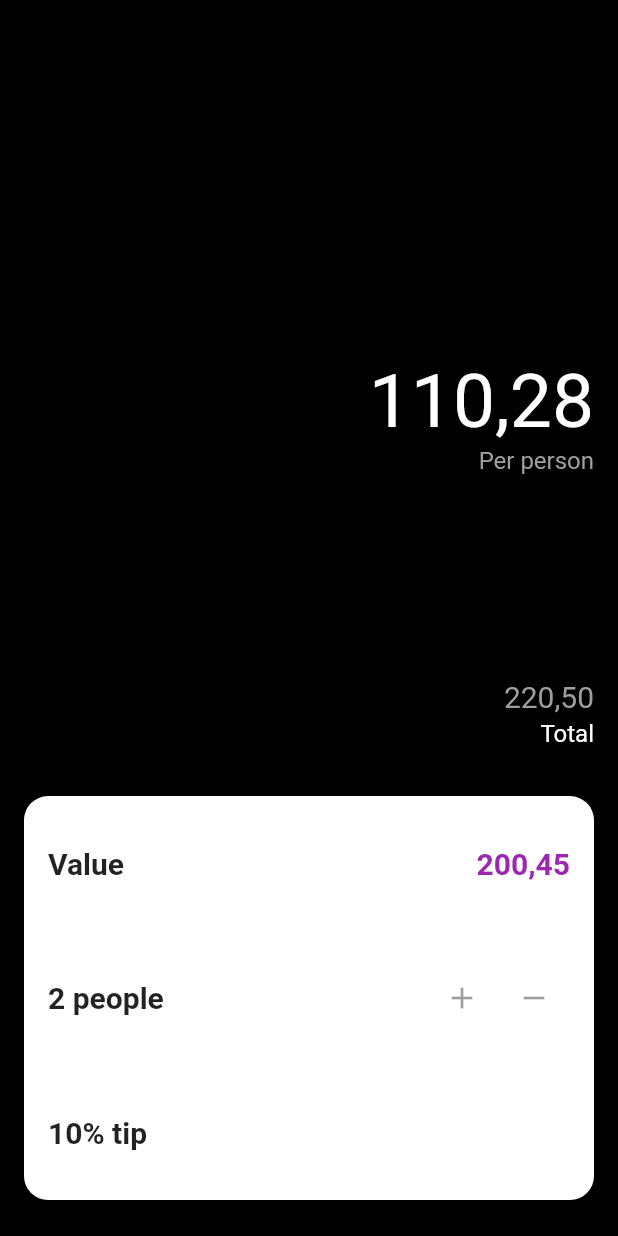
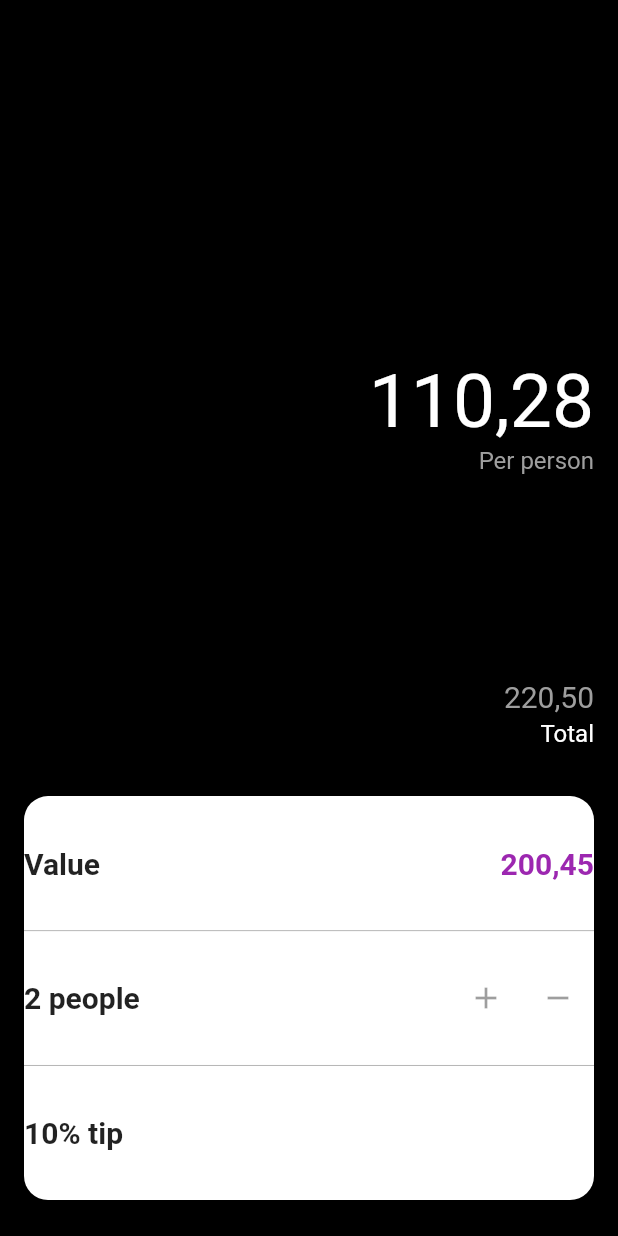
Before and after one commit to davidcrotty/flutter, a Flutter app: the screen it shows after launch, on a phone screen of 412 x 824 dp. Run offline on Flutter 3.47's test engine with Material 2 defaults, Android fonts, the phone set to English and light mode, and no system bars.

Commit message:
dividers

```diff
--- a/splitcalculator/split_calculator/lib/main.dart
+++ b/splitcalculator/split_calculator/lib/main.dart
@@ -104,16 +104,15 @@ class CalculatorArea extends StatelessWidget {
             child: Container(
               child: LayoutBuilder(
                   builder: (BuildContext context, BoxConstraints constraints) {
-                return Padding(
-                  padding: const EdgeInsets.fromLTRB(16, 0, 16, 0),
-                  child: Column(
+                    const dividerHeight = 0.5;
+                return Column(
                   mainAxisAlignment: MainAxisAlignment.center,
                   children: <Widget>[
                     Row(
                       mainAxisAlignment: MainAxisAlignment.spaceBetween,
                       children: <Widget>[
                         Container(
-                            height: constraints.maxHeight / 3,
+                          height: (constraints.maxHeight / 3) - dividerHeight,
                           child: Center(
                               child: Text("Value",
                                   style: TextStyle(
@@ -121,7 +120,7 @@ class CalculatorArea extends StatelessWidget {
                                       fontWeight: FontWeight.bold))),
                         ),
                         Container(
-                            height: constraints.maxHeight / 3,
+                          height: (constraints.maxHeight / 3) - dividerHeight,
                           child: Center(
                               child: Text(
                             "200,45",
@@ -133,11 +132,12 @@ class CalculatorArea extends StatelessWidget {
                         )
                       ],
                     ),
+                    Container(color: Colors.grey, height: dividerHeight),
                     Row(
                       mainAxisAlignment: MainAxisAlignment.spaceBetween,
                       children: <Widget>[
                         Container(
-                            height: constraints.maxHeight / 3,
+                          height: (constraints.maxHeight / 3) - dividerHeight,
                           child: Center(
                             child: Text(
                               "2 people",
@@ -147,7 +147,7 @@ class CalculatorArea extends StatelessWidget {
                           ),
                         ),
                         Container(
-                            height: constraints.maxHeight / 3,
+                          height: (constraints.maxHeight / 3) - dividerHeight,
                           child: Center(
                             child: Row(
                               mainAxisAlignment: MainAxisAlignment.center,
@@ -164,11 +164,12 @@ class CalculatorArea extends StatelessWidget {
                         )
                       ],
                     ),
+                    Container(color: Colors.grey, height: dividerHeight),
                     Row(
                       mainAxisAlignment: MainAxisAlignment.spaceBetween,
                       children: <Widget>[
                         Container(
-                            height: constraints.maxHeight / 3,
+                          height: (constraints.maxHeight / 3) - dividerHeight,
                           child: Center(
                             child: Text(
                               "10% tip",
@@ -180,7 +181,6 @@ class CalculatorArea extends StatelessWidget {
                       ],
                     )
                   ],
-                  ),
                 );
               }),
               decoration: BoxDecoration(
```
Lines whose indentation alone changed are shown as unchanged.
